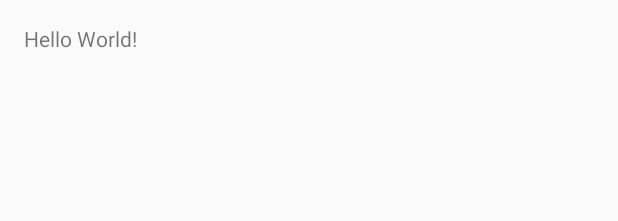
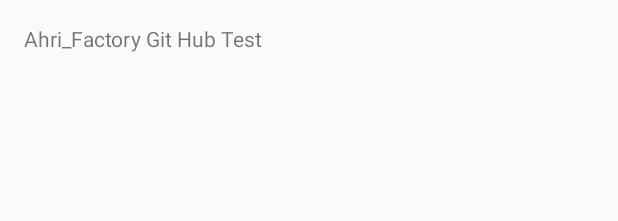
Before and after one commit to UlnamSong/SSU_AndroidApplicationProject, an Android app: the layout activity_main.xml on its own in the app's theme, with its tools: preview values and no code run, on a phone screen of 412 x 824 dp. Shown: the top 221 px of the screen. Run offline under Robolectric (Android 15) with nearby library versions, the phone set to English and light mode, and no system bars.

Commit message:
Ahri_Factory(Taein)Test
Ahri_Factory Manage Test

```diff
--- a/AndroidProject/app/src/main/res/layout/activity_main.xml
+++ b/AndroidProject/app/src/main/res/layout/activity_main.xml
@@ -6,6 +6,6 @@
     android:paddingTop="@dimen/activity_vertical_margin"
     android:paddingBottom="@dimen/activity_vertical_margin" tools:context=".MainActivity">
 
-    <TextView android:text="Hello World!" android:layout_width="wrap_content"
+    <TextView android:text="Ahri_Factory Git Hub Test" android:layout_width="wrap_content"
         android:layout_height="wrap_content" />
 </RelativeLayout>
```
